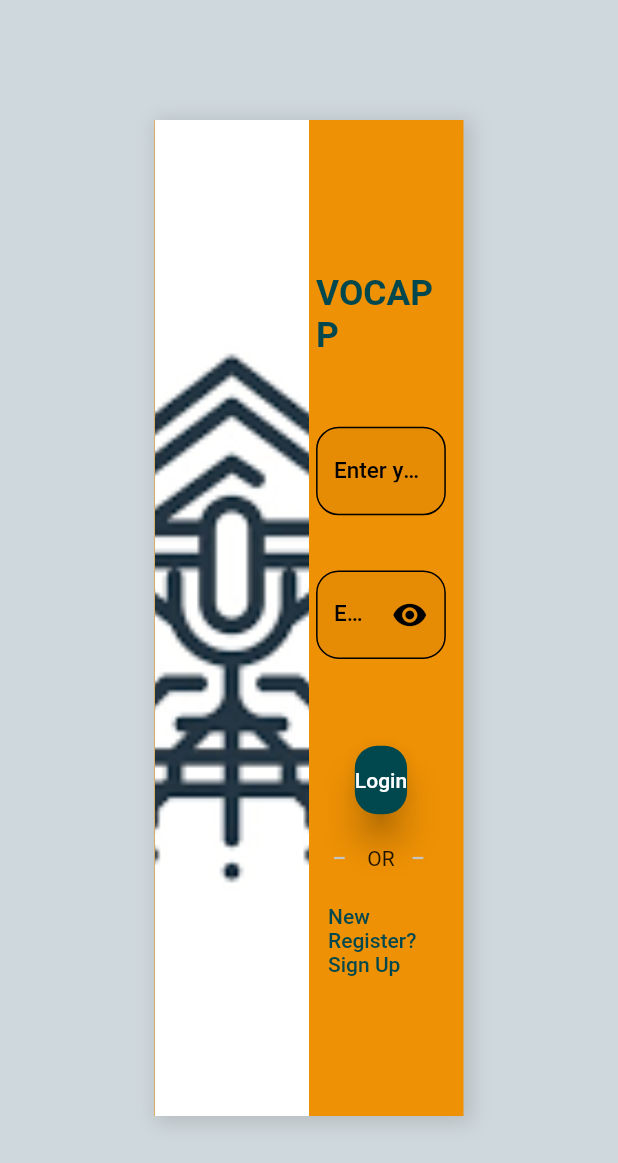
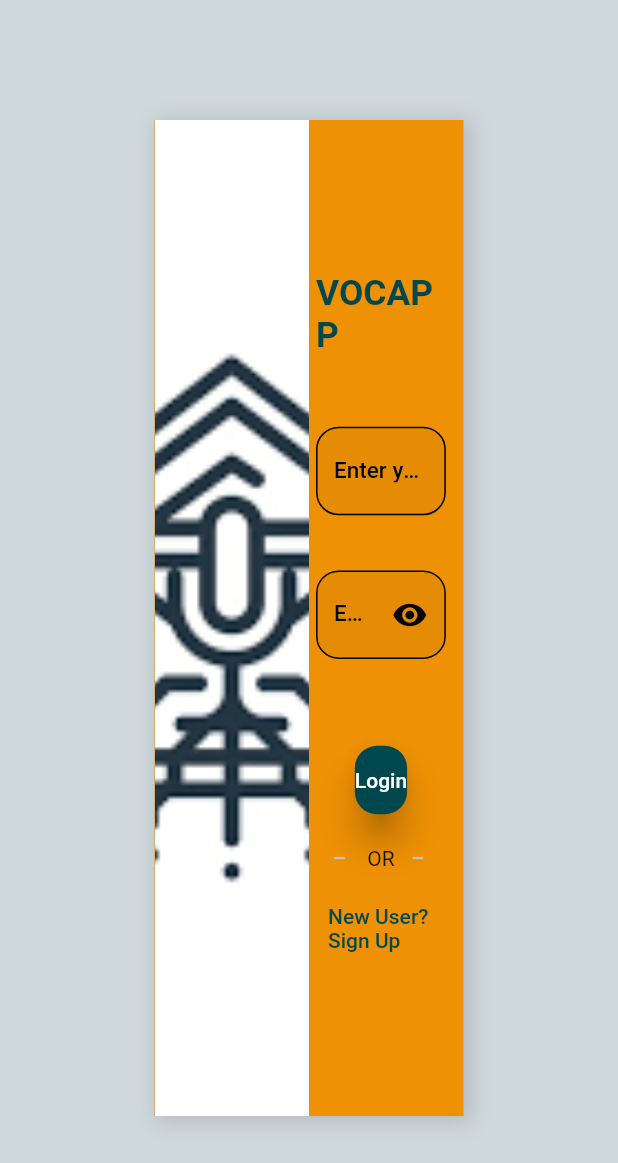
Before and after one commit to Marmik123/voice_controlled_web_app, a Flutter app: the screen it shows after launch, after a tap on "Register", after a tap on "Already Registered? Sign In", on a phone screen of 412 x 824 dp. Shown: the top 1163 px of the screen. Run offline on Flutter 3.47's test engine with Material 2 defaults, Android fonts, the phone set to English and light mode, and no system bars; our stand-ins replace avatar_glow, cloud_firestore, firebase_auth, firebase_core, flutter_screenutil, flutter_svg and 6 more; missing offline and left inert: flutter_sound, r_dart_library; accounts and stored records are empty.

Commit message:
Minor Changes

```diff
--- a/lib/app/modules/cart/views/cart_view.dart
+++ b/lib/app/modules/cart/views/cart_view.dart
@@ -32,7 +32,7 @@ class CartView extends GetView<CartController> {
             Get.offAndToNamed(Routes.HOME);
           },
         ),
-        title: const Text('Your Cart'),
+        title: const Text('Your Basket'),
         // actions: [
         //   IconButton(
         //     icon: Icon(Icons.home),
--- a/lib/app/modules/home/views/home_view.dart
+++ b/lib/app/modules/home/views/home_view.dart
@@ -182,7 +182,7 @@ class HomeView extends GetView<HomeController> {
                         color: theme.disabledColor,
                       ),
                       label: const Text(
-                        "Groceries",
+                        "Home",
                       ),
                       selectedIcon: Icon(
                         Icons.home_filled,
--- a/lib/app/modules/login_screen/views/login_screen_view.dart
+++ b/lib/app/modules/login_screen/views/login_screen_view.dart
@@ -172,7 +172,7 @@ class LoginScreenView extends GetView<LoginScreenController> {
                             );*/
                           },
                           child: const Text(
-                            'New Register? Sign Up',
+                            'New User? Sign Up',
                             style: TextStyle(
                               color: AppColors.k00474E,
                               fontWeight: FontWeight.w500,
```
Also changed, not shown: 2 other files.
